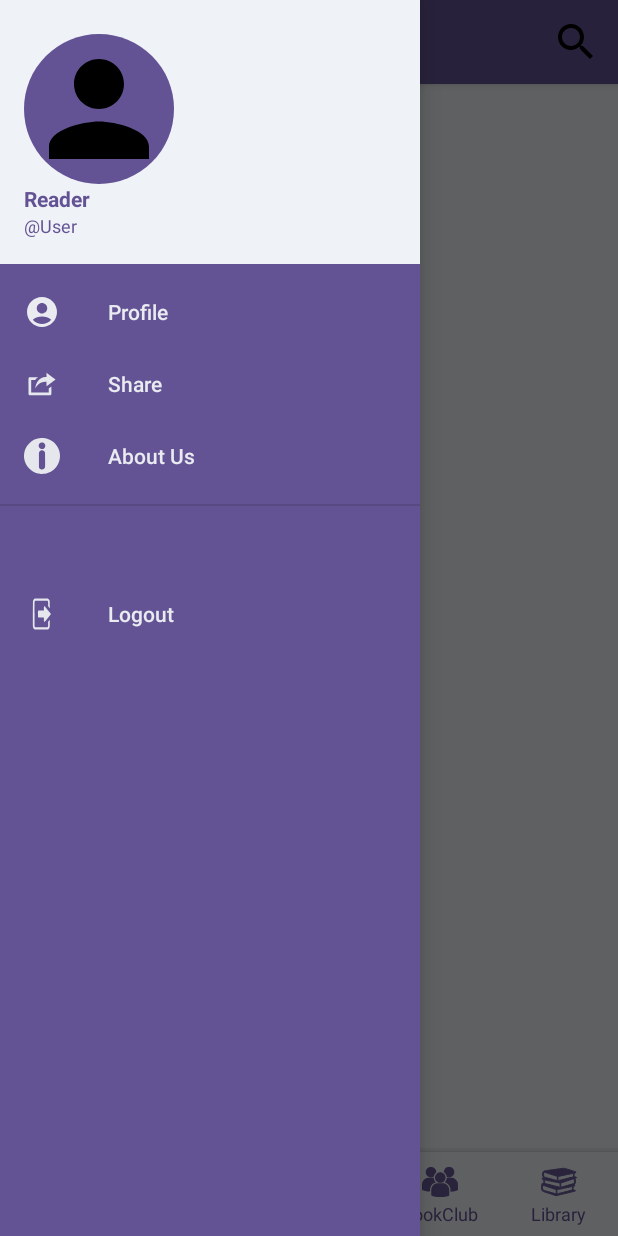
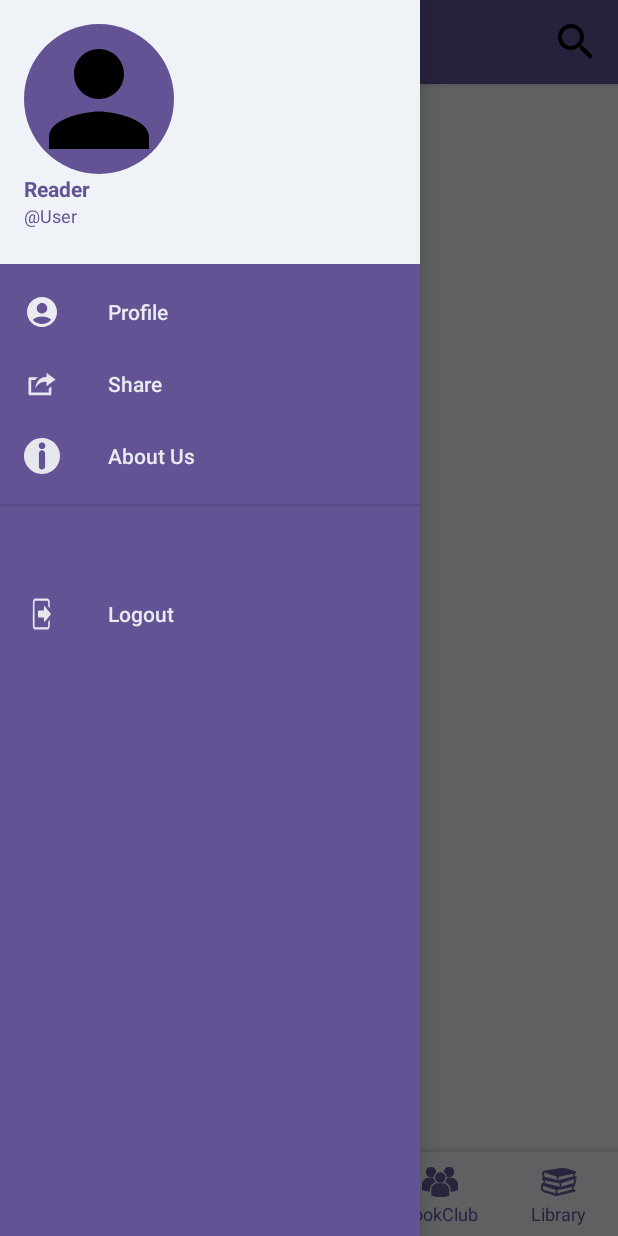
Before and after one commit to Natcod/bookstore, an Android app: the MainActivity screen opened directly, with no data from a screen before it, with the side drawer open, on a phone screen of 412 x 824 dp. Run offline under Robolectric (Android 15) with nearby library versions, the phone set to English and light mode, and no system bars; our stand-ins replace Firebase (no records; nobody signed in at launch, a user with empty details on screens opened directly); pictures from the network do not load.

```diff
--- a/app/src/main/res/layout/nav_header.xml
+++ b/app/src/main/res/layout/nav_header.xml
@@ -1,9 +1,9 @@
-<?xml version="1.0" encoding="utf-8"?>
+<!-- nav_header.xml -->
 <LinearLayout xmlns:android="http://schemas.android.com/apk/res/android"
-    android:orientation="vertical"
     android:layout_width="match_parent"
     android:layout_height="176dp"
-    android:gravity="bottom"
+    android:orientation="vertical"
+    android:id="@+id/nav_view"
     android:padding="16dp"
     android:background="@color/lightWhite"
     android:theme="@style/ThemeOverlay.AppCompat.Dark">
```
